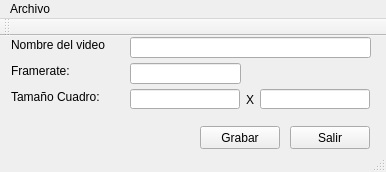
GLUD/screencastglud, file recvideo.ui: the form before one commit.
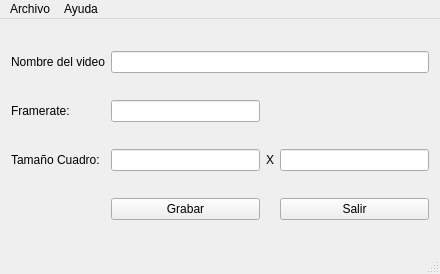
The form after the commit.

Commit message: Cambio de Licencia, adicion de funcionalidades al menu ayuda y ajuste de encuadre de los objetos al maximizar la ventana.

Patch:
```diff
--- a/recvideo.ui
+++ b/recvideo.ui
@@ -6,8 +6,8 @@
    <rect>
     <x>0</x>
     <y>0</y>
-    <width>386</width>
-    <height>172</height>
+    <width>440</width>
+    <height>274</height>
    </rect>
   </property>
   <property name="sizePolicy">
@@ -26,131 +26,69 @@
    <bool>true</bool>
   </property>
   <widget class="QWidget" name="centralWidget">
-   <widget class="QLabel" name="label">
-    <property name="geometry">
-     <rect>
-      <x>11</x>
-      <y>1</y>
-      <width>109</width>
-      <height>16</height>
-     </rect>
-    </property>
-    <property name="text">
-     <string>Nombre del video</string>
-    </property>
-   </widget>
-   <widget class="QPushButton" name="pushButton_2">
-    <property name="geometry">
-     <rect>
-      <x>290</x>
-      <y>90</y>
-      <width>80</width>
-      <height>23</height>
-     </rect>
-    </property>
-    <property name="text">
-     <string>Salir</string>
-    </property>
-   </widget>
-   <widget class="QLineEdit" name="namevideo">
-    <property name="geometry">
-     <rect>
-      <x>130</x>
-      <y>1</y>
-      <width>241</width>
-      <height>21</height>
-     </rect>
-    </property>
-   </widget>
-   <widget class="QLabel" name="label_2">
-    <property name="geometry">
-     <rect>
-      <x>11</x>
-      <y>27</y>
-      <width>68</width>
-      <height>16</height>
-     </rect>
-    </property>
-    <property name="text">
-     <string>Framerate:</string>
-    </property>
-   </widget>
-   <widget class="QPushButton" name="pushButton">
-    <property name="geometry">
-     <rect>
-      <x>200</x>
-      <y>90</y>
-      <width>80</width>
-      <height>23</height>
-     </rect>
-    </property>
-    <property name="text">
-     <string>Grabar</string>
-    </property>
-   </widget>
-   <widget class="QLineEdit" name="framerate">
-    <property name="geometry">
-     <rect>
-      <x>130</x>
-      <y>27</y>
-      <width>111</width>
-      <height>21</height>
-     </rect>
-    </property>
-   </widget>
-   <widget class="QLineEdit" name="alto">
-    <property name="geometry">
-     <rect>
-      <x>260</x>
-      <y>53</y>
-      <width>110</width>
-      <height>20</height>
-     </rect>
-    </property>
-   </widget>
-   <widget class="QLabel" name="label_3">
-    <property name="geometry">
-     <rect>
-      <x>11</x>
-      <y>53</y>
-      <width>101</width>
-      <height>16</height>
-     </rect>
-    </property>
-    <property name="text">
-     <string>Tamaño Cuadro:</string>
-    </property>
-   </widget>
-   <widget class="QLineEdit" name="ancho">
-    <property name="geometry">
-     <rect>
-      <x>130</x>
-      <y>53</y>
-      <width>110</width>
-      <height>20</height>
-     </rect>
-    </property>
-   </widget>
-   <widget class="QLabel" name="label_4">
-    <property name="geometry">
-     <rect>
-      <x>246</x>
-      <y>49</y>
-      <width>10</width>
-      <height>30</height>
-     </rect>
-    </property>
-    <property name="text">
-     <string>X</string>
-    </property>
-   </widget>
+   <layout class="QGridLayout" name="gridLayout">
+    <item row="0" column="0">
+     <widget class="QLabel" name="label">
+      <property name="text">
+       <string>Nombre del video</string>
+      </property>
+     </widget>
+    </item>
+    <item row="0" column="1" colspan="3">
+     <widget class="QLineEdit" name="namevideo"/>
+    </item>
+    <item row="1" column="0">
+     <widget class="QLabel" name="label_2">
+      <property name="text">
+       <string>Framerate:</string>
+      </property>
+     </widget>
+    </item>
+    <item row="1" column="1">
+     <widget class="QLineEdit" name="framerate"/>
+    </item>
+    <item row="2" column="0">
+     <widget class="QLabel" name="label_3">
+      <property name="text">
+       <string>Tamaño Cuadro:</string>
+      </property>
+     </widget>
+    </item>
+    <item row="2" column="1">
+     <widget class="QLineEdit" name="ancho"/>
+    </item>
+    <item row="2" column="2">
+     <widget class="QLabel" name="label_4">
+      <property name="text">
+       <string>X</string>
+      </property>
+     </widget>
+    </item>
+    <item row="2" column="3">
+     <widget class="QLineEdit" name="alto"/>
+    </item>
+    <item row="3" column="1">
+     <widget class="QPushButton" name="pushButton">
+      <property name="text">
+       <string>Grabar</string>
+      </property>
+     </widget>
+    </item>
+    <item row="3" column="3">
+     <widget class="QPushButton" name="pushButton_2">
+      <property name="text">
+       <string>Salir</string>
+      </property>
+     </widget>
+    </item>
+   </layout>
   </widget>
   <widget class="QMenuBar" name="menuBar">
    <property name="geometry">
     <rect>
      <x>0</x>
      <y>0</y>
-     <width>386</width>
+     <width>440</width>
      <height>23</height>
     </rect>
    </property>
@@ -161,15 +99,17 @@
     <addaction name="actionGuardar"/>
     <addaction name="actionSalir"/>
    </widget>
+   <widget class="QMenu" name="menuAyuda">
+    <property name="title">
+     <string>Ayuda</string>
+    </property>
+    <addaction name="actionManual"/>
+    <addaction name="actionManual_Online"/>
+    <addaction name="actionAcerca_de"/>
+    <addaction name="actionLicencia"/>
+   </widget>
    <addaction name="menuArchivo"/>
-  </widget>
-  <widget class="QToolBar" name="mainToolBar">
-   <attribute name="toolBarArea">
-    <enum>TopToolBarArea</enum>
-   </attribute>
-   <attribute name="toolBarBreak">
-    <bool>false</bool>
-   </attribute>
+   <addaction name="menuAyuda"/>
   </widget>
   <widget class="QStatusBar" name="statusBar"/>
   <action name="actionGuardar">
```
Left out of the diff: 20 changed lines with no effect on the pictures. The commit also changes 3 other files.
